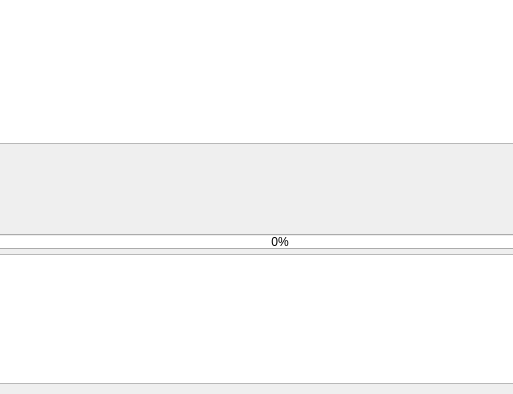
First picture: the form in app/ui/main_view.ui, repository mattvall1/fyp-video_object_timestamp_finder, before the edit; both pictures show x 220 to 733 and y 406 to 800 of the 1000 by 800 pixel window.
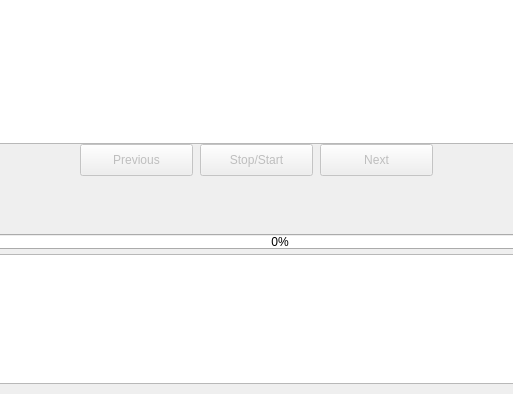
Second picture: the form after the edit.

Commit message: Added media control buttons

```diff
--- a/app/ui/main_view.ui
+++ b/app/ui/main_view.ui
@@ -169,6 +169,54 @@
      <number>0</number>
     </property>
    </widget>
+   <widget class="QPushButton" name="stop_start">
+    <property name="enabled">
+     <bool>false</bool>
+    </property>
+    <property name="geometry">
+     <rect>
+      <x>420</x>
+      <y>550</y>
+      <width>113</width>
+      <height>32</height>
+     </rect>
+    </property>
+    <property name="text">
+     <string>Stop/Start</string>
+    </property>
+   </widget>
+   <widget class="QPushButton" name="next_button">
+    <property name="enabled">
+     <bool>false</bool>
+    </property>
+    <property name="geometry">
+     <rect>
+      <x>540</x>
+      <y>550</y>
+      <width>113</width>
+      <height>32</height>
+     </rect>
+    </property>
+    <property name="text">
+     <string>Next</string>
+    </property>
+   </widget>
+   <widget class="QPushButton" name="prev_button">
+    <property name="enabled">
+     <bool>false</bool>
+    </property>
+    <property name="geometry">
+     <rect>
+      <x>300</x>
+      <y>550</y>
+      <width>113</width>
+      <height>32</height>
+     </rect>
+    </property>
+    <property name="text">
+     <string>Previous</string>
+    </property>
+   </widget>
   </widget>
  </widget>
  <resources/>
```
The commit also changes 1 other file.
